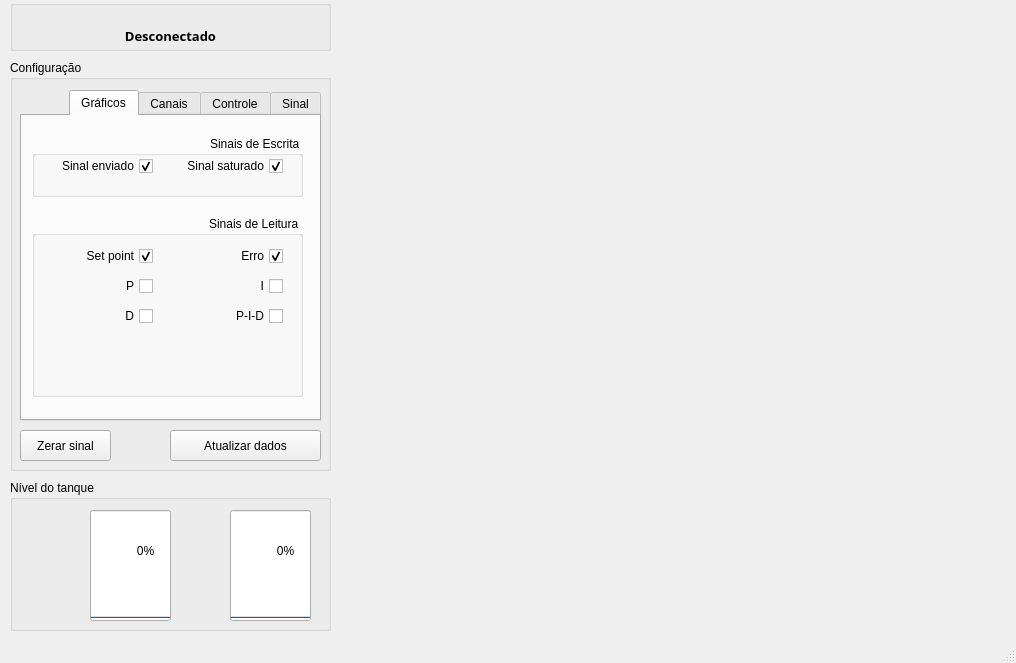
Before: the Qt Designer form mainwindow.ui in Chechunlong/control, drawn with Qt 5.
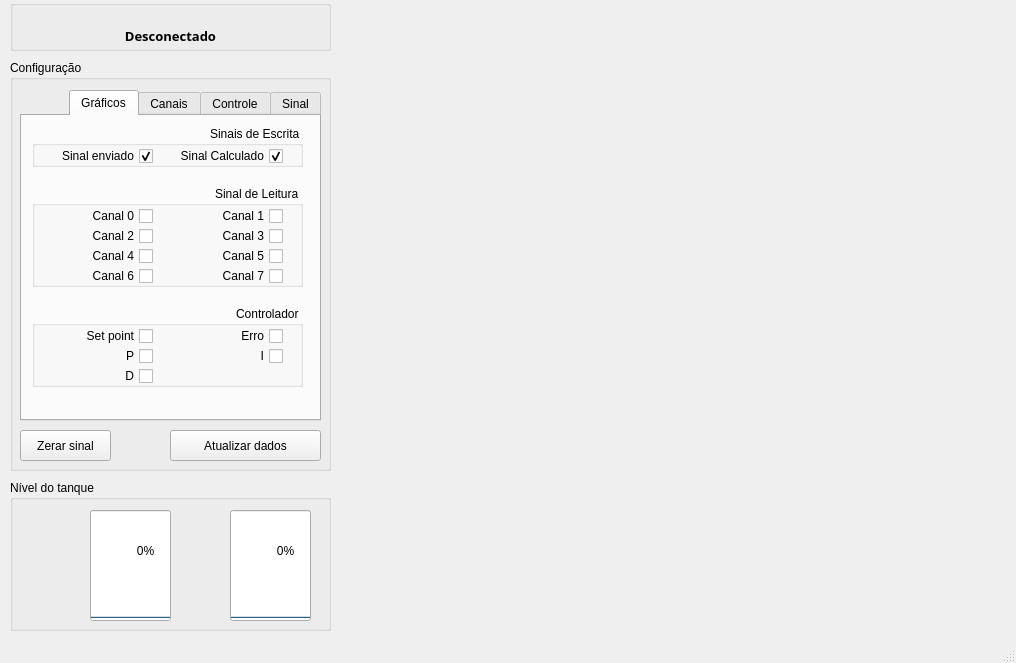
After: the same form once the commit is applied. The open tabs and pages were chosen to show the change. Custom widgets are drawn as their Qt base class.

Commit message: plot de sinais

The edit to the form file:
```diff
--- a/mainwindow.ui
+++ b/mainwindow.ui
@@ -65,8 +65,8 @@
       <rect>
        <x>70</x>
        <y>20</y>
-       <width>201</width>
-       <height>51</height>
+       <width>221</width>
+       <height>71</height>
       </rect>
      </property>
      <layout class="QGridLayout" name="gridLayout">
@@ -720,19 +720,19 @@
        <property name="geometry">
         <rect>
          <x>10</x>
-         <y>100</y>
+         <y>190</y>
          <width>271</width>
-         <height>181</height>
+         <height>81</height>
         </rect>
        </property>
        <property name="title">
-        <string>Sinais de Leitura</string>
+        <string>Controlador</string>
        </property>
        <widget class="QCheckBox" name="checkBox">
         <property name="geometry">
          <rect>
           <x>10</x>
-          <y>30</y>
+          <y>20</y>
           <width>111</width>
           <height>20</height>
          </rect>
@@ -741,14 +741,14 @@
          <string>Set point</string>
         </property>
         <property name="checked">
-         <bool>true</bool>
+         <bool>false</bool>
         </property>
        </widget>
        <widget class="QCheckBox" name="checkBox_2">
         <property name="geometry">
          <rect>
           <x>140</x>
-          <y>30</y>
+          <y>20</y>
           <width>111</width>
           <height>20</height>
          </rect>
@@ -757,14 +757,14 @@
          <string>Erro</string>
         </property>
         <property name="checked">
-         <bool>true</bool>
+         <bool>false</bool>
         </property>
        </widget>
        <widget class="QCheckBox" name="checkBox_3">
         <property name="geometry">
          <rect>
           <x>10</x>
-          <y>60</y>
+          <y>40</y>
           <width>111</width>
           <height>20</height>
          </rect>
@@ -777,7 +777,7 @@
         <property name="geometry">
          <rect>
           <x>140</x>
-          <y>60</y>
+          <y>40</y>
           <width>111</width>
           <height>20</height>
          </rect>
@@ -786,24 +786,11 @@
          <string>I</string>
         </property>
        </widget>
-       <widget class="QCheckBox" name="checkBox_7">
-        <property name="geometry">
-         <rect>
-          <x>140</x>
-          <y>90</y>
-          <width>111</width>
-          <height>20</height>
-         </rect>
-        </property>
-        <property name="text">
-         <string>P-I-D</string>
-        </property>
-       </widget>
        <widget class="QCheckBox" name="checkBox_8">
         <property name="geometry">
          <rect>
           <x>10</x>
-          <y>90</y>
+          <y>60</y>
           <width>111</width>
           <height>20</height>
          </rect>
@@ -817,9 +804,9 @@
        <property name="geometry">
         <rect>
          <x>10</x>
-         <y>20</y>
+         <y>10</y>
          <width>271</width>
-         <height>61</height>
+         <height>41</height>
         </rect>
        </property>
        <property name="title">
@@ -844,20 +831,165 @@
        <widget class="QCheckBox" name="checkBox_6">
         <property name="geometry">
          <rect>
-          <x>140</x>
+          <x>130</x>
           <y>20</y>
-          <width>111</width>
+          <width>121</width>
           <height>20</height>
          </rect>
         </property>
         <property name="text">
-         <string>Sinal saturado</string>
+         <string>Sinal Calculado</string>
         </property>
         <property name="checked">
          <bool>true</bool>
         </property>
        </widget>
       </widget>
+      <widget class="QGroupBox" name="gp_graf_sl">
+       <property name="geometry">
+        <rect>
+         <x>10</x>
+         <y>70</y>
+         <width>271</width>
+         <height>101</height>
+        </rect>
+       </property>
+       <property name="title">
+        <string>Sinal de Leitura</string>
+       </property>
+       <widget class="QCheckBox" name="checkBox_7">
+        <property name="geometry">
+         <rect>
+          <x>140</x>
+          <y>20</y>
+          <width>111</width>
+          <height>20</height>
+         </rect>
+        </property>
+        <property name="text">
+         <string>Canal 1</string>
+        </property>
+        <property name="checked">
+         <bool>false</bool>
+        </property>
+       </widget>
+       <widget class="QCheckBox" name="checkBox_9">
+        <property name="geometry">
+         <rect>
+          <x>10</x>
+          <y>20</y>
+          <width>111</width>
+          <height>20</height>
+         </rect>
+        </property>
+        <property name="text">
+         <string>Canal 0</string>
+        </property>
+        <property name="checked">
+         <bool>false</bool>
+        </property>
+       </widget>
+       <widget class="QCheckBox" name="checkBox_10">
+        <property name="geometry">
+         <rect>
+          <x>140</x>
+          <y>40</y>
+          <width>111</width>
+          <height>20</height>
+         </rect>
+        </property>
+        <property name="text">
+         <string>Canal 3</string>
+        </property>
+        <property name="checked">
+         <bool>false</bool>
+        </property>
+       </widget>
+       <widget class="QCheckBox" name="checkBox_11">
+        <property name="geometry">
+         <rect>
+          <x>10</x>
+          <y>40</y>
+          <width>111</width>
+          <height>20</height>
+         </rect>
+        </property>
+        <property name="text">
+         <string>Canal 2</string>
+        </property>
+        <property name="checked">
+         <bool>false</bool>
+        </property>
+       </widget>
+       <widget class="QCheckBox" name="checkBox_13">
+        <property name="geometry">
+         <rect>
+          <x>10</x>
+          <y>60</y>
+          <width>111</width>
+          <height>20</height>
+         </rect>
+        </property>
+        <property name="text">
+         <string>Canal 4</string>
+        </property>
+        <property name="checked">
+         <bool>false</bool>
+        </property>
+       </widget>
+       <widget class="QCheckBox" name="checkBox_12">
+        <property name="geometry">
+         <rect>
+          <x>140</x>
+          <y>60</y>
+          <width>111</width>
+          <height>20</height>
+         </rect>
+        </property>
+        <property name="text">
+         <string>Canal 5</string>
+        </property>
+        <property name="checked">
+         <bool>false</bool>
+        </property>
+       </widget>
+       <widget class="QCheckBox" name="checkBox_14">
+        <property name="geometry">
+         <rect>
+          <x>140</x>
+          <y>80</y>
+          <width>111</width>
+          <height>20</height>
+         </rect>
+        </property>
+        <property name="text">
+         <string>Canal 7</string>
+        </property>
+        <property name="checked">
+         <bool>false</bool>
+        </property>
+       </widget>
+       <widget class="QCheckBox" name="checkBox_15">
+        <property name="geometry">
+         <rect>
+          <x>10</x>
+          <y>80</y>
+          <width>111</width>
+          <height>20</height>
+         </rect>
+        </property>
+        <property name="text">
+         <string>Canal 6</string>
+        </property>
+        <property name="checked">
+         <bool>false</bool>
+        </property>
+       </widget>
+      </widget>
+      <zorder>gp_graf_pid</zorder>
+      <zorder>gp_graf_se</zorder>
+      <zorder>gp_graf_sl</zorder>
+      <zorder>cb_graf_sinalCalculado</zorder>
      </widget>
     </widget>
     <widget class="QPushButton" name="buttonStop">
```
Left out of the diff: 20 changed lines with no effect on the pictures. The commit also changes 4 other files.
